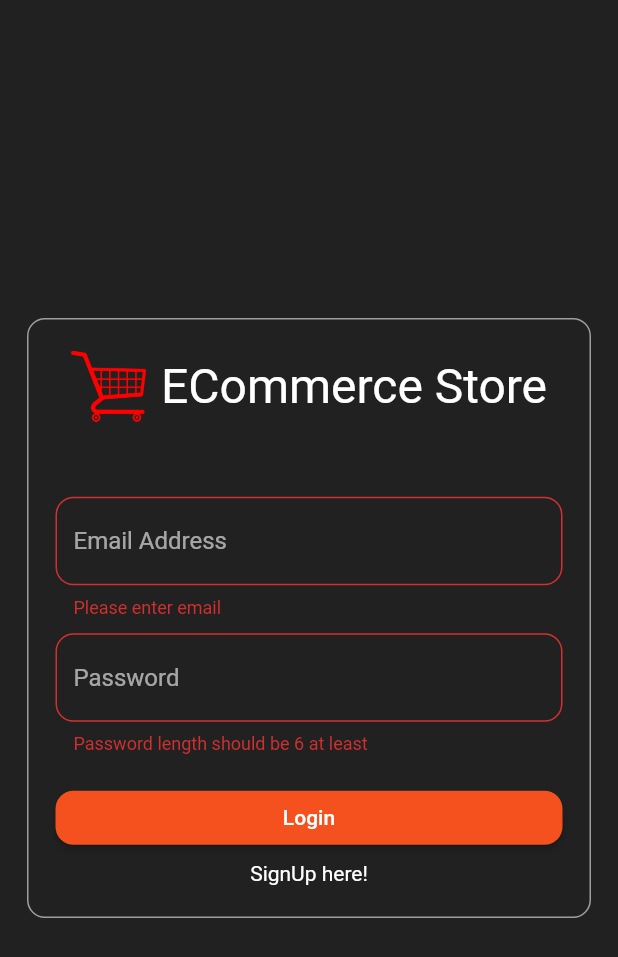
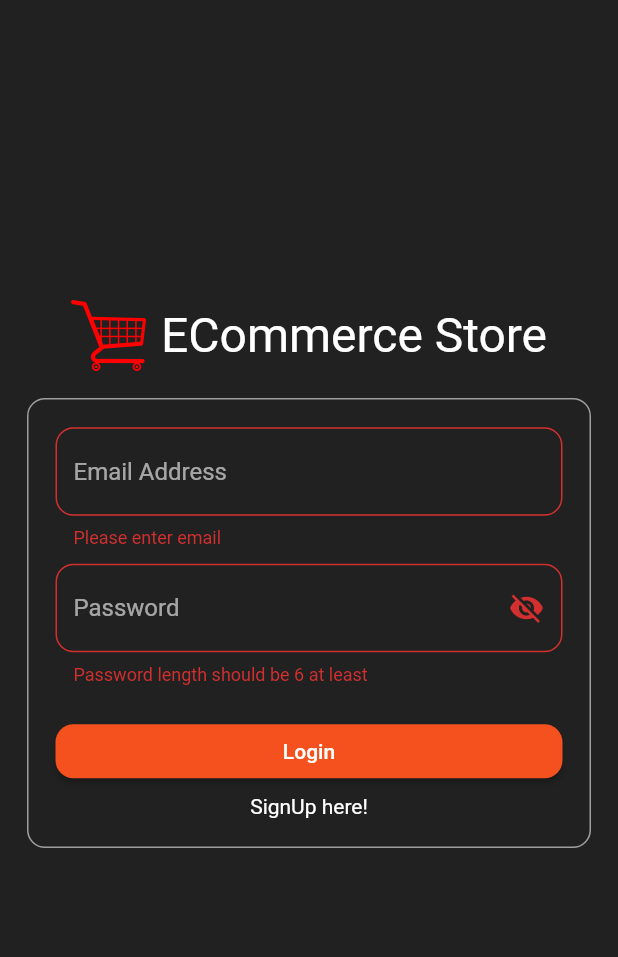
Before and after one commit to PruthviSooni/eCommerce_app, a Flutter app: the screen it shows after launch, after a tap on "Login", on a phone screen of 412 x 824 dp. Shown: the top 957 px of the screen. Run offline on Flutter 3.47's test engine with Material 2 defaults, Android fonts, the phone set to English and light mode, and no system bars; our stand-ins replace date_format, flutter_staggered_animations, validators; network calls fail; project files that could hold a hidden picture were left out.

Commit message:
Merge  (#6)
- Added Auth Screen
- Added Animation to Auth Screen
- Added validation in Text fields
- Added Splash Screen
- Added Firebase Authentication Rest API
- Code Refactoring

Co-authored-by: PruthviSooni <pruthvisoni@gmail.com>

```diff
--- a/lib/main.dart
+++ b/lib/main.dart
@@ -1,5 +1,4 @@
 import 'package:flutter/material.dart';
-import 'package:http/http.dart' as http;
 import 'package:provider/provider.dart';
 
 import './provider/auth.dart';
@@ -13,59 +12,40 @@ import './screens/order_screen.dart';
 import './screens/product_details.dart';
 import './screens/products_screen.dart';
 import './screens/shopping_cart.dart';
-import 'utils/assests.dart';
+void main() => runApp(MyApp());
 
-void main() {
-  runApp(MyApp());
-}
-
-class MyApp extends StatefulWidget {
-  @override
-  _MyAppState createState() => _MyAppState();
-}
-
-class _MyAppState extends State<MyApp> {
-  var isLoading = false;
-
-  Future getImage() async {
-    setState(() {
-      isLoading = true;
-    });
-    final response = await http.get(Assets.image1);
-    if (response.statusCode == 200) {
-      setState(() {
-        isLoading = false;
-      });
-      return response;
-    }
-  }
-
-  @override
-  void didChangeDependencies() {
-    setState(() {
-      getImage();
-    });
-    super.didChangeDependencies();
-  }
-
+class MyApp extends StatelessWidget {
   @override
   Widget build(BuildContext context) {
     return MultiProvider(
       providers: [
-        ChangeNotifierProvider(
-          create: (ctx) => Products(),
+        ChangeNotifierProvider<Auth>(
+          create: (_) => Auth(),
+        ),
+        // ignore: missing_required_param
+        ChangeNotifierProxyProvider<Auth, Products>(
+          update: (ctx, auth, previousProducts) => Products(
+            auth.token,
+            previousProducts == null ? [] : previousProducts.items,
+          ),
         ),
         ChangeNotifierProvider(
           create: (ctx) => Cart(),
         ),
-        ChangeNotifierProvider(
-          create: (ctx) => Order(),
+        // ignore: missing_required_param
+        ChangeNotifierProxyProvider<Auth, Orders>(
+          update: (_, auth, oldOrders) => Orders(
+            auth.token,
+            oldOrders == null ? [] : oldOrders.order,
+          ),
         ),
         ChangeNotifierProvider(
           create: (ctx) => Auth(),
         ),
       ],
-      child: MaterialApp(
+      child: Consumer<Auth>(
+          builder: (__, auth, _) => MaterialApp(
+                home: auth.isAuth ? ProductScreen() : AuthScreen(),
                 theme: ThemeData(
                   brightness: Brightness.dark,
                   scaffoldBackgroundColor: Colors.grey.shade900,
@@ -73,17 +53,17 @@ class _MyAppState extends State<MyApp> {
                   accentColor: Colors.deepOrange,
                   visualDensity: VisualDensity.adaptivePlatformDensity,
                 ),
-        initialRoute: AuthScreen.routeName,
+                // initialRoute: AuthScreen.routeName,
                 routes: {
-          ProductDetailsScreen.routeName: (ctx) => ProductDetailsScreen(),
+                  ProductDetailsScreen.routeName: (ctx) =>
+                      ProductDetailsScreen(),
                   ShoppingCart.routeName: (ctx) => ShoppingCart(),
                   OrderScreen.routeName: (ctx) => OrderScreen(),
                   AddProductScreen.routeName: (ctx) => AddProductScreen(),
                   ManageProductScreen.routeName: (ctx) => ManageProductScreen(),
                   AuthScreen.routeName: (ctx) => AuthScreen(),
                 },
-        home: ProductScreen(),
-      ),
+              )),
     );
   }
 }
--- /dev/null
+++ b/lib/models/http_exception.dart
@@ -0,0 +1,10 @@
+class HttpException implements Exception {
+  final String message;
+
+  HttpException(this.message);
+
+  @override
+  String toString() {
+    return message;
+  }
+}
--- a/lib/provider/order.dart
+++ b/lib/provider/order.dart
@@ -14,13 +14,18 @@ class OrderItems {
   OrderItems({this.id, this.total, this.products, this.time});
 }
 
-class Order with ChangeNotifier {
+class Orders with ChangeNotifier {
   List<OrderItems> _orders = [];
+  final String token;
 
   List<OrderItems> get order => [..._orders];
 
+  Orders(this.token, this._orders);
+
   Future<void> getOrders() async {
-    var _url = "https://ecommerceapp-9e37c.firebaseio.com/orders.json";
+    var _url =
+        "https://ecommerceapp-9e37c.firebaseio.com/orders.json?auth=$token";
+    // print('order token ==> $token');
     final res = await http.get(_url);
     List<OrderItems> loadedData = [];
     final data = jsonDecode(res.body) as Map<String, dynamic>;
@@ -33,7 +38,6 @@ class Order with ChangeNotifier {
         time: DateTime.parse(orderData['time']),
         total: orderData['total'],
         products: (orderData['products'] as List<dynamic>).map((cartItem) {
-          print(cartItem['title']);
           return CartItems(
             id: cartItem['id'],
             price: cartItem['price'],
@@ -43,13 +47,13 @@ class Order with ChangeNotifier {
         }).toList(),
       ));
     });
-
     _orders = loadedData.reversed.toList();
     notifyListeners();
   }
 
   Future<void> addOrder(List<CartItems> cartItems, String total) async {
-    var _url = "https://ecommerceapp-9e37c.firebaseio.com/orders.json";
+    var _url =
+        "https://ecommerceapp-9e37c.firebaseio.com/orders.json?auth=$token";
 
     try {
       var timeStamp = DateTime.now();
--- a/lib/provider/product.dart
+++ b/lib/provider/product.dart
@@ -1,6 +1,7 @@
+import 'dart:convert';
+
 import 'package:flutter/material.dart';
 import 'package:http/http.dart' as http;
-import 'dart:convert';
 
 class Product with ChangeNotifier {
   final String id;
@@ -9,6 +10,7 @@ class Product with ChangeNotifier {
   final String imageUrl;
   final String description;
   bool isFavorite;
+  final String token;
 
   Product({
     this.id,
@@ -17,15 +19,17 @@ class Product with ChangeNotifier {
     this.imageUrl,
     this.description,
     this.isFavorite = false,
+    this.token,
   });
+
   void _setFavorite(status) {
     isFavorite = status;
     notifyListeners();
   }
 
-
   Future<void> toggleFavorite() async {
-    var _url = "https://ecommerceapp-9e37c.firebaseio.com/products/$id.json";
+    var _url =
+        "https://ecommerceapp-9e37c.firebaseio.com/products/$id.json?auth=$token";
     final oldState = isFavorite;
     isFavorite = !isFavorite;
     notifyListeners();
--- a/lib/screens/auth_screen.dart
+++ b/lib/screens/auth_screen.dart
@@ -1,5 +1,12 @@
+import 'package:ecommerce_app/provider/auth.dart';
 import 'package:ecommerce_app/utils/constants.dart';
 import 'package:flutter/material.dart';
+import 'package:flutter/services.dart';
+import 'package:provider/provider.dart';
+import 'package:validators/validators.dart';
+
+import '../models/http_exception.dart' as HttpExp;
+
 
 class AuthScreen extends StatefulWidget {
   static const routeName = 'AuthScreen';
@@ -16,10 +23,13 @@ class _AuthScreenState extends State<AuthScreen> with TickerProviderStateMixin {
   Animation<Color> _animation_2;
   var _emailController = TextEditingController();
   var _passwordController = TextEditingController();
+  var _confirmPasswordController = TextEditingController();
 
   final _formKey = GlobalKey<FormState>();
-  String _email, _password;
   AuthState _authMode = AuthState.Login;
+  var _isLoading = false;
+  var _isVisible = true;
+  var _key = GlobalKey<ScaffoldState>();
 
   @override
   void initState() {
@@ -45,21 +55,44 @@ class _AuthScreenState extends State<AuthScreen> with TickerProviderStateMixin {
   }
 
   var focusNode = FocusNode();
-
-  _formSaved() {
+  Future<void> _formSaved() async {
+    var provider = Provider.of<Auth>(context, listen: false);
     var _isValid = _formKey.currentState.validate();
     if (!_isValid) {
       return;
     }
     _formKey.currentState.save();
+    setState(() => _isLoading = true);
+    try {
       if (_authMode == AuthState.Login) {
         //login
         print('login');
+        await provider.signIn(_emailController.text, _passwordController.text);
       } else {
         //signUp
         print("signUp");
-      if (_emailController.text.isNotEmpty ||
-          _passwordController.text.isNotEmpty) {}
+        await provider.createAccount(
+            _emailController.text, _passwordController.text);
+      }
+    } on HttpExp.HttpException catch (e) {
+      var errorMeg = 'Authentication Failed!';
+      if (e.toString().contains("EMAIL_EXISTS")) {
+        errorMeg = 'Email is already exists.';
+      } else if (e.toString().contains("INVALID_EMAIL")) {
+        errorMeg = 'Email is invalid.';
+      } else if (e.toString().contains("EMAIL_NOT_FOUND")) {
+        errorMeg = 'Email Not Found.';
+      } else if (e.toString().contains("INVALID_PASSWORD")) {
+        errorMeg = 'Invalid Password.';
+      } else if (e.toString().contains("WEAK_PASSWORD")) {
+        errorMeg = 'Password is to weak.';
+      }
+      _key.currentState.showSnackBar(SnackBar(
+        content: Text("$errorMeg"),
+      ));
+    }
+    if (mounted) {
+      setState(() => _isLoading = false);
     }
   }
 
@@ -79,6 +112,10 @@ class _AuthScreenState extends State<AuthScreen> with TickerProviderStateMixin {
   void dispose() {
     focusNode.dispose();
     _controller.dispose();
+    _controller_2.dispose();
+    _emailController.dispose();
+    _passwordController.dispose();
+    _confirmPasswordController.dispose();
     super.dispose();
   }
 
@@ -86,28 +123,15 @@ class _AuthScreenState extends State<AuthScreen> with TickerProviderStateMixin {
   Widget build(BuildContext context) {
     final deviceSize = MediaQuery.of(context).size;
     return Scaffold(
+      key: _key,
       backgroundColor: _animation_2.value,
-      body: Form(
+      body: SingleChildScrollView(
+        padding: EdgeInsets.only(top: 200),
+        child: Form(
           key: _formKey,
+          child: Align(
+            alignment: Alignment.center,
             child: Column(
-          mainAxisAlignment: MainAxisAlignment.center,
-          children: [
-            AnimatedContainer(
-              width: deviceSize.width,
-              duration: Duration(milliseconds: 500),
-              height: _authMode == AuthState.SignUp ? 450 : 400,
-              alignment: Alignment.center,
-              decoration: BoxDecoration(
-                  border: Border.all(
-                    color: Colors.grey.shade500,
-                    width: 1,
-                  ),
-                  borderRadius: BorderRadius.circular(12)),
-              margin: EdgeInsets.all(18),
-              padding: EdgeInsets.all(18),
-              child: SingleChildScrollView(
-                child: Column(
-                  mainAxisAlignment: MainAxisAlignment.center,
               children: [
                 FadeTransition(
                   opacity: _animation,
@@ -128,32 +152,55 @@ class _AuthScreenState extends State<AuthScreen> with TickerProviderStateMixin {
                     ],
                   ),
                 ),
-                    SizedBox(height: 50),
+                AnimatedContainer(
+                  width: deviceSize.width,
+                  duration: Duration(milliseconds: 500),
+                  height: _authMode == AuthState.SignUp
+                      ? deviceSize.height / 2.2
+                      : 300,
+                  alignment: Alignment.center,
+                  decoration: BoxDecoration(
+                      border: Border.all(
+                        color: Colors.grey.shade500,
+                        width: 1,
+                      ),
+                      borderRadius: BorderRadius.circular(12)),
+                  margin: EdgeInsets.all(18),
+                  padding:
+                  EdgeInsets.only(bottom: 18, left: 18, right: 18, top: 18),
+                  child: SingleChildScrollView(
+                    child: Column(
+                      mainAxisAlignment: MainAxisAlignment.center,
+                      children: [
                         TextFormField(
                           controller: _emailController,
                           decoration: kInputFieldDecoration.copyWith(
                               hintText: 'Email Address'),
                           focusNode: focusNode,
+                          keyboardType: TextInputType.emailAddress,
                           // ignore: missing_return
                           validator: (value) {
                             if (value.isEmpty) {
                               return 'Please enter email';
-                        } else if (!value.contains('@')) {
+                            } else if (!value.contains('@') ||
+                                !isEmail(value)) {
                               return 'Enter valid email';
                             }
-                      },
-                      onChanged: (value) {
-                        value = _email;
                           },
                         ),
                         SizedBox(height: 10),
                         TextFormField(
                           controller: _passwordController,
-                      decoration:
-                          kInputFieldDecoration.copyWith(hintText: 'Password'),
-                      onChanged: (value) {
-                        value = _password;
-                      },
+                          obscureText: _isVisible,
+                          decoration: kInputFieldDecoration.copyWith(
+                            hintText: 'Password',
+                            suffixIcon: IconButton(
+                              icon: Icon(_isVisible
+                                  ? Icons.visibility_off
+                                  : Icons.visibility),
+                              onPressed: showPassword,
+                            ),
+                          ),
                           // ignore: missing_return
                           validator: (value) {
                             if (value.length < 6) {
@@ -164,29 +211,55 @@ class _AuthScreenState extends State<AuthScreen> with TickerProviderStateMixin {
                         SizedBox(height: 10),
                         _authMode == AuthState.SignUp
                             ? TextFormField(
+                          obscureText: _isVisible,
+                          controller: _confirmPasswordController,
                           decoration: kInputFieldDecoration.copyWith(
-                                hintText: 'Confirm Password'),
+                            hintText: 'Confirm Password',
+                            suffixIcon: IconButton(
+                              icon: Icon(_isVisible
+                                  ? Icons.visibility_off
+                                  : Icons.visibility),
+                              onPressed: showPassword,
+                            ),
+                          ),
                           // ignore: missing_return
                           validator: (value) {
                             if (value.isEmpty) {
                               return 'Please confirm password';
-                              } else if (value != _passwordController.text) {
+                            } else if (value !=
+                                _passwordController.text) {
                               return 'Entered password is different';
                             }
                           },
                         )
                             : Container(),
-                    SizedBox(height: 8),
-                    Container(
-                      width: deviceSize.width,
+                        SizedBox(height: 10),
+                        AnimatedContainer(
+                          width: _isLoading ? 70 : deviceSize.width,
                           decoration: BoxDecoration(),
+                          duration: Duration(milliseconds: 500),
                           child: RaisedButton(
                             shape: RoundedRectangleBorder(
-                          borderRadius: BorderRadius.circular(12),
+                              borderRadius:
+                              BorderRadius.circular(_isLoading ? 100 : 12),
                             ),
                             onPressed: _formSaved,
-                        child: Text(
-                            '${_authMode == AuthState.SignUp ? "SignUp" : "Login"}'),
+                            child: _isLoading
+                                ? Padding(
+                              padding: const EdgeInsets.symmetric(
+                                  horizontal: 1.0, vertical: 5.0),
+                              child: Container(
+                                height: 35,
+                                width: 35,
+                                child: CircularProgressIndicator(
+                                  backgroundColor: Colors.white,
+                                ),
+                              ),
+                            )
+                                : Text(
+                                '${_authMode == AuthState.SignUp
+                                    ? "SignUp"
+                                    : "Login"}'),
                           ),
                         ),
                         SizedBox(
@@ -196,7 +269,7 @@ class _AuthScreenState extends State<AuthScreen> with TickerProviderStateMixin {
                           onTap: switchMode,
                           child: Text(_authMode == AuthState.Login
                               ? 'SignUp here!'
-                          : 'Login here'),
+                              : 'Login here.'),
                         )
                       ],
                     ),
@@ -205,6 +278,13 @@ class _AuthScreenState extends State<AuthScreen> with TickerProviderStateMixin {
               ],
             ),
           ),
+        ),
+      ),
     );
   }
+  void showPassword() {
+    setState(() {
+      _isVisible = !_isVisible;
+    });
   }
+}
--- a/lib/screens/shopping_cart.dart
+++ b/lib/screens/shopping_cart.dart
@@ -53,7 +53,7 @@ class ShoppingCart extends StatelessWidget {
                 color: Theme.of(context).accentColor,
                 onPressed: () {
                   if (cart.itemCount != 0) {
-                    Provider.of<Order>(context, listen: false).addOrder(
+                    Provider.of<Orders>(context, listen: false).addOrder(
                         cart.items.values.toList(),
                         cart.totalAmount.toString());
                     cart.clearCart();
--- a/pubspec.yaml
+++ b/pubspec.yaml
@@ -17,7 +17,8 @@ dependencies:
   validators: ^2.0.1
   flutter_staggered_animations: ^0.1.2
   intl:
-  #================================
+  splashscreen:
+#================================
 dev_dependencies:
   flutter_test:
     sdk: flutter
```
Also changed, not shown: lib/provider/auth.dart (+50 -9 lines), lib/provider/products.dart (+12 -3 lines), lib/screens/order_screen.dart (+8 -16 lines), lib/screens/products_screen.dart (+5 -3 lines), lib/widgets/app_drawer.dart (+8 -2 lines), lib/widgets/order_items.dart (+9 -4 lines), pubspec.lock, 5 other files. Lines whose indentation alone changed are shown as unchanged.
